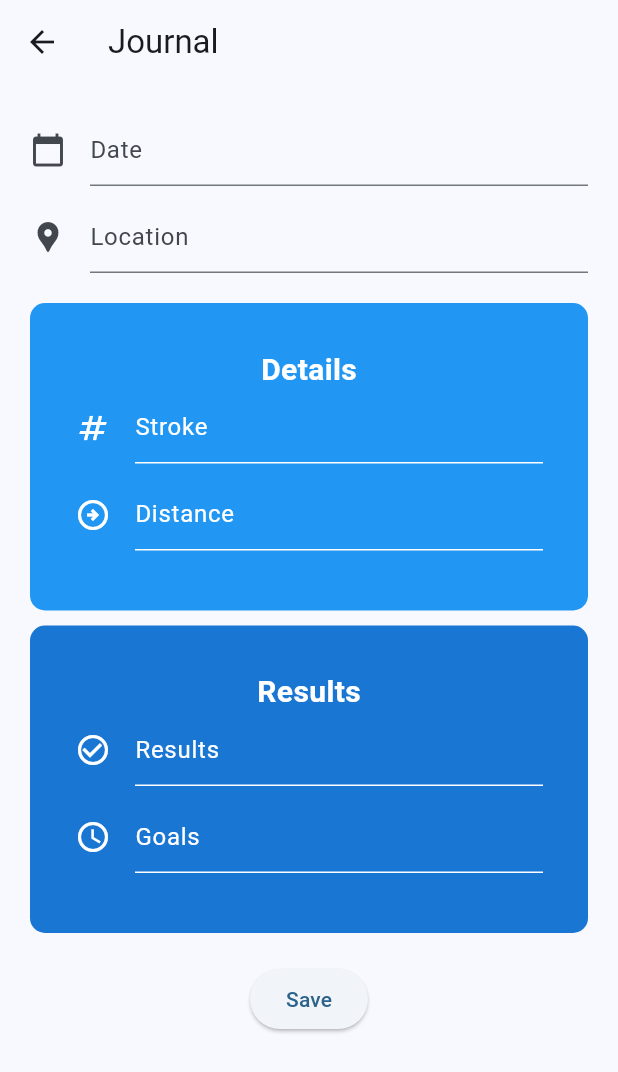
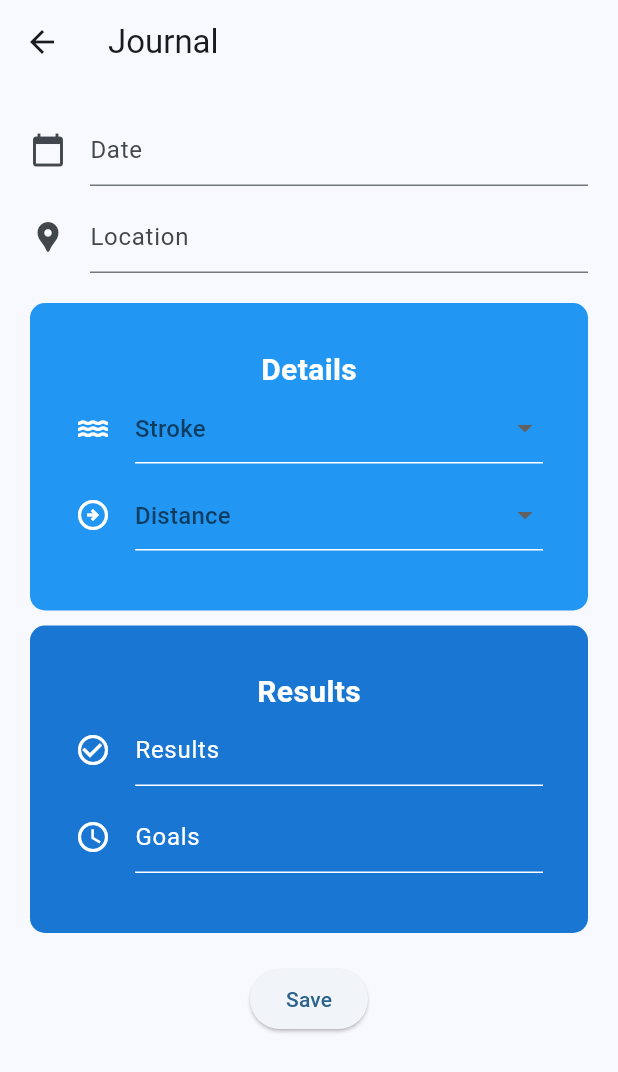
Before and after one commit to Makari0us/swim_z, a Flutter app: the MyHomePage screen opened directly, after a tap on "Log Page (Temp)", on a phone screen of 412 x 824 dp. Shown: the top 1072 px of the screen. Run offline on Flutter 3.47's test engine with Material 2 defaults, Android fonts, the phone set to English and light mode, and no system bars; our stand-ins replace cloud_firestore, firebase_auth, firebase_core; accounts and stored records are empty; statements that could not run were skipped.

Commit message:
Updated Log Page

```diff
--- a/lib/home_page.dart
+++ b/lib/home_page.dart
@@ -6,6 +6,7 @@ import 'package:swim_z/log_page.dart';
 import 'package:swim_z/nutrition_page.dart';
 
 import 'package:swim_z/search_page.dart';
+import 'package:swim_z/bottom_navigation_bar.dart';
 
 class MyHomePage extends StatefulWidget {
   const MyHomePage({Key? key, required this.title}) : super(key: key);
@@ -17,6 +18,14 @@ class MyHomePage extends StatefulWidget {
 }
 
 class _MyHomePageState extends State<MyHomePage> {
+  int currentIndex = 0;
+
+  void onTap(int index) {
+    setState(() {
+      currentIndex = index;
+    });
+  }
+
   @override
   Widget build(BuildContext context) {
     return Scaffold(
@@ -237,29 +246,9 @@ class _MyHomePageState extends State<MyHomePage> {
           ],
         ),
       ),
-      bottomNavigationBar: BottomNavigationBar(
-        items: const <BottomNavigationBarItem>[
-          BottomNavigationBarItem(
-            icon: Icon(Icons.home),
-            label: 'Home',
-          ),
-          BottomNavigationBarItem(
-            icon: Icon(Icons.receipt),
-            label: 'Log',
-          ),
-          BottomNavigationBarItem(
-            icon: Icon(Icons.assistant),
-            label: 'Assistant',
-          ),
-          BottomNavigationBarItem(
-            icon: Icon(Icons.person),
-            label: 'Profile',
-          ),
-        ],
-        backgroundColor: Colors.blue,
-        selectedItemColor: Colors.black,
-        unselectedItemColor: Colors.white,
-        type: BottomNavigationBarType.fixed,
+      bottomNavigationBar: BottomNavBar(
+        currentIndex: currentIndex,
+        onTap: onTap,
       ),
     );
   }
--- a/lib/log_page.dart
+++ b/lib/log_page.dart
@@ -1,4 +1,4 @@
-// ignore_for_file: prefer_const_constructors
+// ignore_for_file: prefer_const_constructors, prefer_const_literals_to_create_immutables
 
 import 'package:cloud_firestore/cloud_firestore.dart';
 import 'package:firebase_auth/firebase_auth.dart';
@@ -18,14 +18,36 @@ class _LogPageState extends State<LogPage> {
   // final TextEditingController _detailsController = TextEditingController();
 
   // Details
-  final TextEditingController _strokeController = TextEditingController();
-  final TextEditingController _distanceController = TextEditingController();
+  // final TextEditingController _strokeController = TextEditingController();
+  // final TextEditingController _distanceController = TextEditingController();
 
   //Results
   final TextEditingController _resultsController = TextEditingController();
   final TextEditingController _goalsController = TextEditingController();
 
   late User _currentUser;
+
+  final List<String> _strokeOptions = [
+    'Freestyle',
+    'Butterfly',
+    'Breaststroke',
+    'Backstroke',
+    'Individual Medley',
+  ];
+
+  final List<String> _distanceOptions = [
+    '50m',
+    '50y',
+    '100m',
+    '100y',
+    '200m',
+    '200y',
+  ];
+
+  // String _selectedStroke = '';
+  String? _selectedStroke;
+
+  String? _selectedDistance;
 
   void _getCurrentUser() async {
     final FirebaseAuth auth = FirebaseAuth.instance;
@@ -50,8 +72,8 @@ class _LogPageState extends State<LogPage> {
         'Date': _dateController.text.trim(),
         'Location': _locationController.text.trim(),
         // 'Details': _detailsController.text.trim(),
-        'Strokes': _strokeController.text.trim(),
-        'Distance': _distanceController.text.trim(),
+        'Strokes': _selectedStroke,
+        'Distance': _selectedDistance,
 
         'Results': _resultsController.text.trim(),
         'Goals': _goalsController.text.trim(),
@@ -61,8 +83,8 @@ class _LogPageState extends State<LogPage> {
       _dateController.clear();
       _locationController.clear();
       // _detailsController.clear();
-      _strokeController.clear();
-      _distanceController.clear();
+      // _strokeController.clear();
+      // _distanceController.clear();
 
       _resultsController.clear();
       _goalsController.clear();
@@ -156,27 +178,76 @@ class _LogPageState extends State<LogPage> {
                       fontSize: 20.0,
                     ),
                   ),
-                  TextField(
-                    controller: _strokeController,
-                    style: TextStyle(color: Colors.white),
+                  // TextField(
+                  //   controller: _strokeController,
+                  //   style: TextStyle(color: Colors.white),
+                  //   decoration: InputDecoration(
+                  //     icon: Icon(
+                  //       Icons.numbers_outlined,
+                  //       color: Colors.white,
+                  //     ),
+                  //     hintText: 'Stroke',
+                  //     hintStyle: TextStyle(color: Colors.white),
+                  //     enabledBorder: UnderlineInputBorder(
+                  //       borderSide: BorderSide(
+                  //         color: Colors.white,
+                  //       ),
+                  //     ),
+                  //   ),
+                  // ),
+
+                  // DropdownButton<String>(
+                  //   value: _selectedStroke,
+                  //   onChanged: (String? newValue) {
+                  //     setState(() {
+                  //       _selectedStroke = newValue!;
+                  //     });
+                  //   },
+                  //   items: _strokeOptions.map<DropdownMenuItem<String>>(
+                  //     (String value) {
+                  //       return DropdownMenuItem<String>(
+                  //         value: value,
+                  //         child: Text(value),
+                  //       );
+                  //     },
+                  //   ).toList(),
+                  // ),
+
+                  DropdownButtonFormField(
                     decoration: InputDecoration(
                       icon: Icon(
-                        Icons.numbers_outlined,
+                        Icons.water,
                         color: Colors.white,
                       ),
                       hintText: 'Stroke',
-                      hintStyle: TextStyle(color: Colors.white),
+                      hintStyle: TextStyle(
+                        color: Colors.white,
+                      ),
                       enabledBorder: UnderlineInputBorder(
                         borderSide: BorderSide(
                           color: Colors.white,
                         ),
                       ),
                     ),
+                    // style: TextStyle(
+                    //   color: Colors.white,
+                    // ),
+                    value: _selectedStroke,
+                    items: _strokeOptions.map((String stroke) {
+                      return DropdownMenuItem<String>(
+                        value: stroke,
+                        child: Text(stroke),
+                      );
+                    }).toList(),
+                    onChanged: (value) {
+                      setState(() {
+                        _selectedStroke = value;
+                      });
+                    },
                   ),
                   SizedBox(height: 10.0),
-                  TextField(
-                    controller: _distanceController,
-                    style: TextStyle(color: Colors.white),
+
+                  DropdownButtonFormField(
                     decoration: InputDecoration(
                       icon: Icon(
                         Icons.arrow_circle_right_outlined,
@@ -192,7 +263,42 @@ class _LogPageState extends State<LogPage> {
                         ),
                       ),
                     ),
+                    // style: TextStyle(
+                    //   color: Colors.white,
+                    // ),
+                    value: _selectedDistance,
+                    items: _distanceOptions.map((String distance) {
+                      return DropdownMenuItem<String>(
+                        value: distance,
+                        child: Text(distance),
+                      );
+                    }).toList(),
+                    onChanged: (value) {
+                      setState(() {
+                        _selectedDistance = value;
+                      });
+                    },
                   ),
+
+                  // TextField(
+                  //   controller: _distanceController,
+                  //   style: TextStyle(color: Colors.white),
+                  //   decoration: InputDecoration(
+                  //     icon: Icon(
+                  //       Icons.arrow_circle_right_outlined,
+                  //       color: Colors.white,
+                  //     ),
+                  //     hintText: 'Distance',
+                  //     hintStyle: TextStyle(
+                  //       color: Colors.white,
+                  //     ),
+                  //     enabledBorder: UnderlineInputBorder(
+                  //       borderSide: BorderSide(
+                  //         color: Colors.white,
+                  //       ),
+                  //     ),
+                  //   ),
+                  // ),
                   SizedBox(height: 10.0),
                 ],
               ),
```
